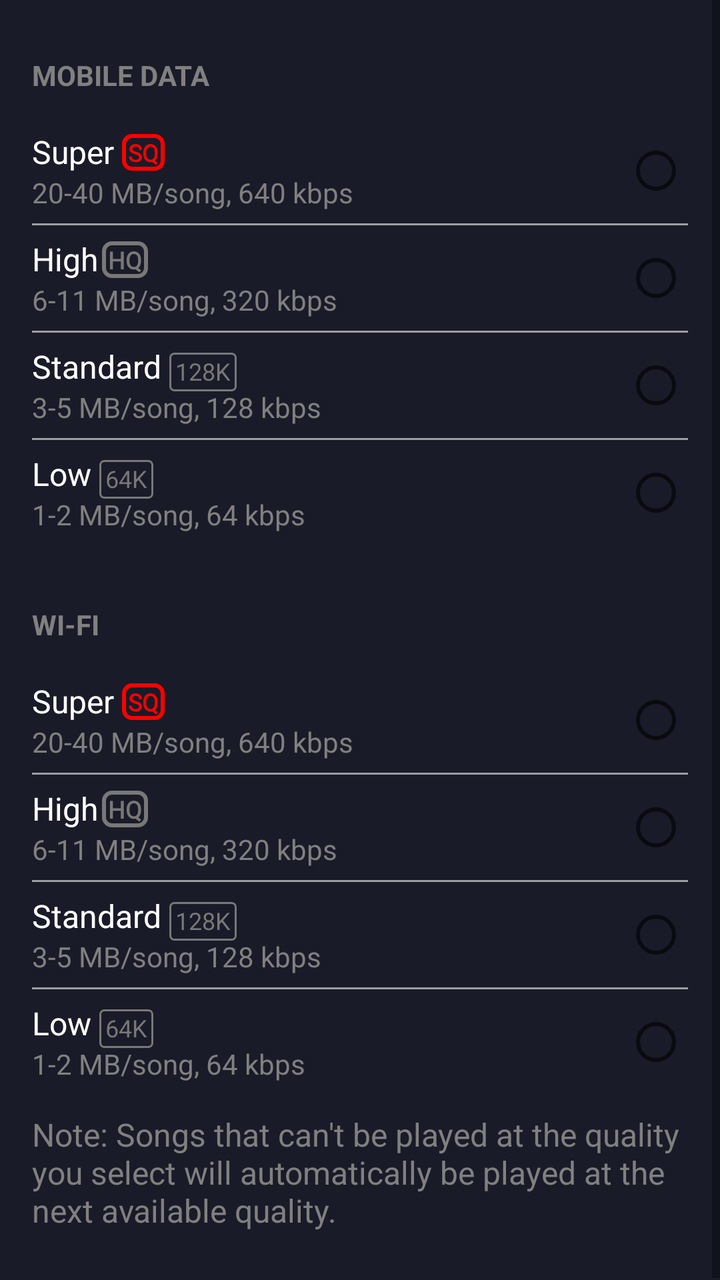
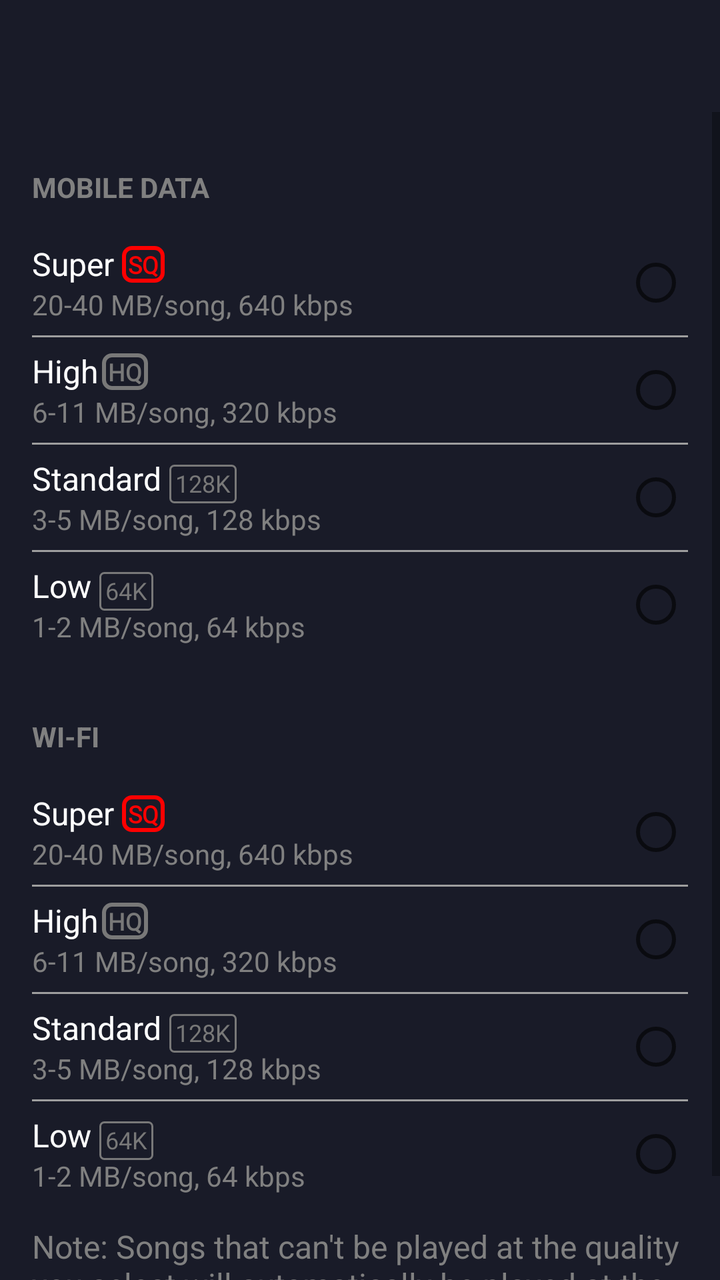

Two renders of the same Android screen: before a commit and after it. Below are the layout's source before the change and the commit's diff.
<!-- AndroidManifest.xml: application theme AppTheme -->
<!-- res/layout/onlineplaybackquality.xml -->
<?xml version="1.0" encoding="utf-8"?>
<ScrollView
	xmlns:android="http://schemas.android.com/apk/res/android"
	android:layout_width="match_parent"
	android:layout_height="match_parent"
	android:background="@color/mainbg"
	android:fillViewport="true">

	<LinearLayout
		android:layout_width="match_parent"
		android:layout_height="wrap_content"
		android:orientation="vertical"
		android:padding="16dp">

		<TextView
			android:layout_width="wrap_content"
			android:layout_height="wrap_content"
			android:layout_marginBottom="12dp"
			android:text="MOBILE DATA"
			android:textColor="#808080"
			android:textSize="14sp"
			android:textStyle="bold"
			android:layout_marginTop="12dp"/>

		<RadioGroup
			android:id="@+id/rg_mobile"
			android:layout_width="match_parent"
			android:layout_height="wrap_content">

			<RelativeLayout
				android:orientation="horizontal"
				android:layout_width="match_parent"
				android:layout_height="wrap_content"
				android:paddingTop="6dp"
				android:paddingBottom="6dp">

				<RadioButton
					android:id="@+id/rb_m_super"
					android:layout_width="wrap_content"
					android:layout_height="wrap_content"
					android:layout_alignParentRight="true"
					android:layout_centerVertical="true"/>

				<LinearLayout
					android:orientation="horizontal"
					android:layout_width="wrap_content"
					android:layout_height="wrap_content"
					android:id="@+id/radiobuttonlayoutLinearLayout1">

					<TextView
						android:id="@+id/tv_m_super"
						android:layout_width="wrap_content"
						android:layout_height="wrap_content"
						android:layout_alignParentLeft="true"
						android:layout_centerVertical="true"
						android:text="Super"
						android:textColor="#FFFFFF"
						android:textSize="16sp"/>

				</LinearLayout>

				<LinearLayout
					android:orientation="horizontal"
					android:layout_width="wrap_content"
					android:layout_height="wrap_content"
					android:layout_toRightOf="@id/radiobuttonlayoutLinearLayout1"
					android:layout_marginLeft="4dp"
					android:layout_marginRight="4dp"
					android:layout_marginBottom="4dp"
					android:layout_marginTop="2dp">

					<include
						layout="@layout/sound_sq"/>

				</LinearLayout>

				<LinearLayout
					android:orientation="horizontal"
					android:layout_width="wrap_content"
					android:layout_height="wrap_content"
					android:layout_below="@id/radiobuttonlayoutLinearLayout1">

					<TextView
						android:id="@+id/tv_m_supero"
						android:layout_width="wrap_content"
						android:layout_height="wrap_content"
						android:layout_alignParentLeft="true"
						android:layout_centerVertical="true"
						android:text="20-40 MB/song, 640 kbps"
						android:textColor="#808080"
						android:textSize="14sp"/>

				</LinearLayout>

			</RelativeLayout>

			<View
				android:layout_width="match_parent"
				android:layout_height="1dp"
				android:background="#FF9E9E9E"/>

			<RelativeLayout
				android:orientation="horizontal"
				android:layout_width="match_parent"
				android:layout_height="wrap_content"
				android:paddingTop="6dp"
				android:paddingBottom="6dp">

				<RadioButton
					android:id="@+id/rb_m_high"
					android:layout_width="wrap_content"
					android:layout_height="wrap_content"
					android:layout_alignParentRight="true"
					android:layout_centerVertical="true"/>

				<LinearLayout
					android:orientation="horizontal"
					android:layout_width="wrap_content"
					android:layout_height="wrap_content"
					android:id="@+id/radiobuttonlayoutLinearLayout2">

					<TextView
						android:id="@+id/tv_m_high"
						android:layout_width="wrap_content"
						android:layout_height="wrap_content"
						android:layout_alignParentLeft="true"
						android:layout_centerVertical="true"
						android:text="High"
						android:textColor="#FFFFFF"
						android:textSize="16sp"/>

				</LinearLayout>

				<LinearLayout
					android:orientation="horizontal"
					android:layout_width="wrap_content"
					android:layout_height="wrap_content"
					android:layout_toRightOf="@id/radiobuttonlayoutLinearLayout2"
					android:layout_marginLeft="4dp"
					android:layout_marginRight="4dp"
					android:layout_marginBottom="4dp"
					android:layout_margin="2dp">

					<include
						layout="@layout/sound_hq"/>

				</LinearLayout>

				<LinearLayout
					android:orientation="horizontal"
					android:layout_width="wrap_content"
					android:layout_height="wrap_content"
					android:layout_below="@id/radiobuttonlayoutLinearLayout2">

					<TextView
						android:id="@+id/tv_m_higho"
						android:layout_width="wrap_content"
						android:layout_height="wrap_content"
						android:layout_alignParentLeft="true"
						android:layout_centerVertical="true"
						android:text="6-11 MB/song, 320 kbps"
						android:textColor="#808080"
						android:textSize="14sp"/>

				</LinearLayout>

			</RelativeLayout>

			<View
				android:layout_width="match_parent"
				android:layout_height="1dp"
				android:background="#FF9E9E9E"/>

			<RelativeLayout
				android:orientation="horizontal"
				android:layout_width="match_parent"
				android:layout_height="wrap_content"
				android:paddingTop="6dp"
				android:paddingBottom="6dp">

				<RadioButton
					android:id="@+id/rb_m_std"
					android:layout_width="wrap_content"
					android:layout_height="wrap_content"
					android:layout_alignParentRight="true"
					android:layout_centerVertical="true"/>

				<LinearLayout
					android:orientation="horizontal"
					android:layout_width="wrap_content"
					android:layout_height="wrap_content"
					android:id="@+id/radiobuttonlayoutLinearLayout3">

					<TextView
						android:id="@+id/tv_m_std"
						android:layout_width="wrap_content"
						android:layout_height="wrap_content"
						android:layout_alignParentLeft="true"
						android:layout_centerVertical="true"
						android:text="Standard"
						android:textColor="#FFFFFF"
						android:textSize="16sp"/>

				</LinearLayout>

				<LinearLayout
					android:orientation="horizontal"
					android:layout_width="wrap_content"
					android:layout_height="wrap_content"
					android:layout_toRightOf="@id/radiobuttonlayoutLinearLayout3"
					android:layout_marginLeft="4dp"
					android:layout_marginRight="4dp"
					android:layout_marginBottom="4dp"
					android:layout_marginTop="4dp">

					<include
						layout="@layout/sound_std"/>

				</LinearLayout>

				<LinearLayout
					android:orientation="horizontal"
					android:layout_width="wrap_content"
					android:layout_height="wrap_content"
					android:layout_below="@id/radiobuttonlayoutLinearLayout3">

					<TextView
						android:id="@+id/tv_m_stdo"
						android:layout_width="wrap_content"
						android:layout_height="wrap_content"
						android:layout_alignParentLeft="true"
						android:layout_centerVertical="true"
						android:text="3-5 MB/song, 128 kbps"
						android:textColor="#808080"
						android:textSize="14sp"/>

				</LinearLayout>

			</RelativeLayout>

			<View
				android:layout_width="match_parent"
				android:layout_height="1dp"
				android:background="#FF9E9E9E"/>

			<RelativeLayout
				android:orientation="horizontal"
				android:layout_width="match_parent"
				android:layout_height="wrap_content"
				android:paddingTop="6dp"
				android:paddingBottom="6dp">

				<RadioButton
					android:id="@+id/rb_m_low"
					android:layout_width="wrap_content"
					android:layout_height="wrap_content"
					android:layout_alignParentRight="true"
					android:layout_centerVertical="true"/>

				<LinearLayout
					android:orientation="horizontal"
					android:layout_width="wrap_content"
					android:layout_height="wrap_content"
					android:id="@+id/radiobuttonlayoutLinearLayout4">

					<TextView
						android:id="@+id/tv_m_low"
						android:layout_width="wrap_content"
						android:layout_height="wrap_content"
						android:layout_alignParentLeft="true"
						android:layout_centerVertical="true"
						android:text="Low"
						android:textColor="#FFFFFF"
						android:textSize="16sp"/>

				</LinearLayout>

				<LinearLayout
					android:orientation="horizontal"
					android:layout_width="wrap_content"
					android:layout_height="wrap_content"
					android:layout_toRightOf="@id/radiobuttonlayoutLinearLayout4"
					android:layout_marginLeft="4dp"
					android:layout_marginRight="4dp"
					android:layout_marginBottom="4dp"
					android:layout_marginTop="4dp">

					<include
						layout="@layout/sound_low"/>

				</LinearLayout>

				<LinearLayout
					android:orientation="horizontal"
					android:layout_width="wrap_content"
					android:layout_height="wrap_content"
					android:layout_below="@id/radiobuttonlayoutLinearLayout4">

					<TextView
						android:id="@+id/tv_m_lowo"
						android:layout_width="wrap_content"
						android:layout_height="wrap_content"
						android:layout_alignParentLeft="true"
						android:layout_centerVertical="true"
						android:text="1-2 MB/song, 64 kbps"
						android:textColor="#808080"
						android:textSize="14sp"/>

				</LinearLayout>

			</RelativeLayout>

		</RadioGroup>

		<TextView
			android:layout_width="wrap_content"
			android:layout_height="wrap_content"
			android:layout_marginBottom="12dp"
			android:text="WI-FI"
			android:textColor="#808080"
			android:textSize="14sp"
			android:textStyle="bold"
			android:layout_marginTop="30dp"/>

		<RadioGroup
			android:id="@+id/rg_wifi"
			android:layout_width="match_parent"
			android:layout_height="wrap_content">

			<RelativeLayout
				android:orientation="horizontal"
				android:layout_width="match_parent"
				android:layout_height="wrap_content"
				android:paddingTop="6dp"
				android:paddingBottom="6dp">

				<RadioButton
					android:id="@+id/rb_w_super"
					android:layout_width="wrap_content"
					android:layout_height="wrap_content"
					android:layout_alignParentRight="true"
					android:layout_centerVertical="true"/>

				<LinearLayout
					android:orientation="horizontal"
					android:layout_width="wrap_content"
					android:layout_height="wrap_content"
					android:id="@+id/radiobuttonlayoutLinearLayout10">

					<TextView
						android:id="@+id/tv_w_super"
						android:layout_width="wrap_content"
						android:layout_height="wrap_content"
						android:layout_alignParentLeft="true"
						android:layout_centerVertical="true"
						android:text="Super"
						android:textColor="#FFFFFF"
						android:textSize="16sp"/>

				</LinearLayout>

				<LinearLayout
					android:orientation="horizontal"
					android:layout_width="wrap_content"
					android:layout_height="wrap_content"
					android:layout_toRightOf="@id/radiobuttonlayoutLinearLayout10"
					android:layout_marginLeft="4dp"
					android:layout_marginRight="4dp"
					android:layout_marginBottom="4dp"
					android:layout_marginTop="2dp">

					<include
						layout="@layout/sound_sq"/>

				</LinearLayout>

				<LinearLayout
					android:orientation="horizontal"
					android:layout_width="wrap_content"
					android:layout_height="wrap_content"
					android:layout_below="@id/radiobuttonlayoutLinearLayout10">

					<TextView
						android:id="@+id/tv_w_supero"
						android:layout_width="wrap_content"
						android:layout_height="wrap_content"
						android:layout_alignParentLeft="true"
						android:layout_centerVertical="true"
						android:text="20-40 MB/song, 640 kbps"
						android:textColor="#808080"
						android:textSize="14sp"/>

				</LinearLayout>

			</RelativeLayout>

			<View
				android:layout_width="match_parent"
				android:layout_height="1dp"
				android:background="#FF9E9E9E"/>

			<RelativeLayout
				android:orientation="horizontal"
				android:layout_width="match_parent"
				android:layout_height="wrap_content"
				android:paddingTop="6dp"
				android:paddingBottom="6dp">

				<RadioButton
					android:id="@+id/rb_w_high"
					android:layout_width="wrap_content"
					android:layout_height="wrap_content"
					android:layout_alignParentRight="true"
					android:layout_centerVertical="true"/>

				<LinearLayout
					android:orientation="horizontal"
					android:layout_width="wrap_content"
					android:layout_height="wrap_content"
					android:id="@+id/radiobuttonlayoutLinearLayout20">

					<TextView
						android:id="@+id/tv_w_high"
						android:layout_width="wrap_content"
						android:layout_height="wrap_content"
						android:layout_alignParentLeft="true"
						android:layout_centerVertical="true"
						android:text="High"
						android:textColor="#FFFFFF"
						android:textSize="16sp"/>

				</LinearLayout>

				<LinearLayout
					android:orientation="horizontal"
					android:layout_width="wrap_content"
					android:layout_height="wrap_content"
					android:layout_toRightOf="@id/radiobuttonlayoutLinearLayout20"
					android:layout_marginLeft="4dp"
					android:layout_marginRight="4dp"
					android:layout_marginBottom="4dp"
					android:layout_margin="2dp">

					<include
						layout="@layout/sound_hq"/>

				</LinearLayout>

				<LinearLayout
					android:orientation="horizontal"
					android:layout_width="wrap_content"
					android:layout_height="wrap_content"
					android:layout_below="@id/radiobuttonlayoutLinearLayout20">

					<TextView
						android:id="@+id/tv_w_higho"
						android:layout_width="wrap_content"
						android:layout_height="wrap_content"
						android:layout_alignParentLeft="true"
						android:layout_centerVertical="true"
						android:text="6-11 MB/song, 320 kbps"
						android:textColor="#808080"
						android:textSize="14sp"/>

				</LinearLayout>

			</RelativeLayout>

			<View
				android:layout_width="match_parent"
				android:layout_height="1dp"
				android:background="#FF9E9E9E"/>

			<RelativeLayout
				android:orientation="horizontal"
				android:layout_width="match_parent"
				android:layout_height="wrap_content"
				android:paddingTop="6dp"
				android:paddingBottom="6dp">

				<RadioButton
					android:id="@+id/rb_w_std"
					android:layout_width="wrap_content"
					android:layout_height="wrap_content"
					android:layout_alignParentRight="true"
					android:layout_centerVertical="true"/>

				<LinearLayout
					android:orientation="horizontal"
					android:layout_width="wrap_content"
					android:layout_height="wrap_content"
					android:id="@+id/radiobuttonlayoutLinearLayout30">

					<TextView
						android:id="@+id/tv_w_std"
						android:layout_width="wrap_content"
						android:layout_height="wrap_content"
						android:layout_alignParentLeft="true"
						android:layout_centerVertical="true"
						android:text="Standard"
						android:textColor="#FFFFFF"
						android:textSize="16sp"/>

				</LinearLayout>

				<LinearLayout
					android:orientation="horizontal"
					android:layout_width="wrap_content"
					android:layout_height="wrap_content"
					android:layout_toRightOf="@id/radiobuttonlayoutLinearLayout30"
					android:layout_marginLeft="4dp"
					android:layout_marginRight="4dp"
					android:layout_marginBottom="4dp"
					android:layout_marginTop="4dp">

					<include
						layout="@layout/sound_std"/>

				</LinearLayout>

				<LinearLayout
					android:orientation="horizontal"
					android:layout_width="wrap_content"
					android:layout_height="wrap_content"
					android:layout_below="@id/radiobuttonlayoutLinearLayout30">

					<TextView
						android:id="@+id/tv_w_stdo"
						android:layout_width="wrap_content"
						android:layout_height="wrap_content"
						android:layout_alignParentLeft="true"
						android:layout_centerVertical="true"
						android:text="3-5 MB/song, 128 kbps"
						android:textColor="#808080"
						android:textSize="14sp"/>

				</LinearLayout>

			</RelativeLayout>

			<View
				android:layout_width="match_parent"
				android:layout_height="1dp"
				android:background="#FF9E9E9E"/>

			<RelativeLayout
				android:orientation="horizontal"
				android:layout_width="match_parent"
				android:layout_height="wrap_content"
				android:paddingTop="6dp"
				android:paddingBottom="6dp">

				<RadioButton
					android:id="@+id/rb_w_low"
					android:layout_width="wrap_content"
					android:layout_height="wrap_content"
					android:layout_alignParentRight="true"
					android:layout_centerVertical="true"/>

				<LinearLayout
					android:orientation="horizontal"
					android:layout_width="wrap_content"
					android:layout_height="wrap_content"
					android:id="@+id/radiobuttonlayoutLinearLayout40">

					<TextView
						android:id="@+id/tv_w_low"
						android:layout_width="wrap_content"
						android:layout_height="wrap_content"
						android:layout_alignParentLeft="true"
						android:layout_centerVertical="true"
						android:text="Low"
						android:textColor="#FFFFFF"
						android:textSize="16sp"/>

				</LinearLayout>

				<LinearLayout
					android:orientation="horizontal"
					android:layout_width="wrap_content"
					android:layout_height="wrap_content"
					android:layout_toRightOf="@id/radiobuttonlayoutLinearLayout40"
					android:layout_marginLeft="4dp"
					android:layout_marginRight="4dp"
					android:layout_marginBottom="4dp"
					android:layout_marginTop="4dp">

					<include
						layout="@layout/sound_low"/>

				</LinearLayout>

				<LinearLayout
					android:orientation="horizontal"
					android:layout_width="wrap_content"
					android:layout_height="wrap_content"
					android:layout_below="@id/radiobuttonlayoutLinearLayout40">

					<TextView
						android:id="@+id/tv_w_lowo"
						android:layout_width="wrap_content"
						android:layout_height="wrap_content"
						android:layout_alignParentLeft="true"
						android:layout_centerVertical="true"
						android:text="1-2 MB/song, 64 kbps"
						android:textColor="#808080"
						android:textSize="14sp"/>

				</LinearLayout>

			</RelativeLayout>

		</RadioGroup>

		<RelativeLayout
			android:orientation="horizontal"
			android:layout_width="match_parent"
			android:layout_height="wrap_content"
			android:paddingTop="12dp"
			android:paddingBottom="6dp">

			<TextView
				android:id="@+id/bottominfo"
				android:layout_width="wrap_content"
				android:layout_height="wrap_content"
				android:layout_alignParentLeft="true"
				android:layout_centerVertical="true"
				android:text="@string/opQuality"
				android:textColor="#808080"
				android:textSize="16sp"/>

		</RelativeLayout>

	</LinearLayout>

</ScrollView>
<!-- res/layout/sound_sq.xml (included above) -->
<?xml version="1.0" encoding="utf-8"?>
<LinearLayout
	xmlns:android="http://schemas.android.com/apk/res/android"
	xmlns:app="http://schemas.android.com/apk/res-auto"
	android:orientation="horizontal"
	android:layout_width="wrap_content"
	android:layout_height="wrap_content">

	<TextView
		android:layout_width="wrap_content"
		android:layout_height="wrap_content"
		android:text="SQ"
		android:background="@drawable/red_rounded_corners"
		android:paddingLeft="3dp"
		android:paddingRight="3dp"
		android:paddingTop="1dp"
		android:paddingBottom="1dp"
		android:textSize="12sp"
		android:gravity="center"
		android:fontFamily="@font/roboto_regular"
		android:textStyle="bold"
		android:textColor="#FFFF0000"/>

</LinearLayout>
<!-- res/layout/sound_hq.xml (included above) -->
<?xml version="1.0" encoding="utf-8"?>
<LinearLayout
	xmlns:android="http://schemas.android.com/apk/res/android"
	xmlns:app="http://schemas.android.com/apk/res-auto"
	android:orientation="horizontal"
	android:layout_width="wrap_content"
	android:layout_height="wrap_content">

	<TextView
		android:layout_width="wrap_content"
		android:layout_height="wrap_content"
		android:text="HQ"
		android:background="@drawable/grey_rounded_corners"
		android:paddingLeft="3dp"
		android:paddingRight="3dp"
		android:paddingTop="1dp"
		android:paddingBottom="1dp"
		android:textSize="12sp"
		android:gravity="center"
		android:fontFamily="@font/roboto_regular"
		android:textStyle="bold"
		android:textColor="#FF787878"/>

</LinearLayout>
<!-- res/layout/sound_std.xml (included above) -->
<?xml version="1.0" encoding="utf-8"?>
<LinearLayout
	xmlns:android="http://schemas.android.com/apk/res/android"
	xmlns:app="http://schemas.android.com/apk/res-auto"
	android:orientation="horizontal"
	android:layout_width="wrap_content"
	android:layout_height="wrap_content">

	<TextView
		android:layout_width="wrap_content"
		android:layout_height="wrap_content"
		android:text="128K"
		android:background="@drawable/grey_rounded_corners_thin"
		android:paddingLeft="3dp"
		android:paddingRight="3dp"
		android:paddingTop="1dp"
		android:paddingBottom="2dp"
		android:textSize="12sp"
		android:gravity="center"
		android:fontFamily="@font/upheavalpro"
		android:textColor="#FF787878"/>

</LinearLayout>
<!-- res/layout/sound_low.xml (included above) -->
<?xml version="1.0" encoding="utf-8"?>
<LinearLayout
    xmlns:android="http://schemas.android.com/apk/res/android"
    xmlns:app="http://schemas.android.com/apk/res-auto"
    android:orientation="horizontal"
    android:layout_width="wrap_content"
    android:layout_height="wrap_content">

    <TextView
        android:layout_width="wrap_content"
        android:layout_height="wrap_content"
        android:text="64K"
        android:background="@drawable/grey_rounded_corners_thin"
        android:paddingLeft="3dp"
        android:paddingRight="3dp"
        android:paddingTop="1dp"
        android:paddingBottom="2dp"
        android:textSize="12sp"
        android:gravity="center"
        android:fontFamily="@font/upheavalpro"
        android:textColor="#FF787878"/>

</LinearLayout>
<!-- resources referenced by this layout -->
<resources>
  <color name="mainbg">#191b28</color>
  <!-- drawable grey_rounded_corners (drawable) -->
  <?xml version="1.0" encoding="utf-8"?>
  <shape xmlns:android="http://schemas.android.com/apk/res/android"
      android:shape="rectangle">
      
  
  
      
      <corners android:radius="4dp" />
  
      
      <stroke 
          android:width="2dp" 
          android:color="#FF787878" />
  </shape>
  <!-- drawable grey_rounded_corners_thin (drawable) -->
  <?xml version="1.0" encoding="utf-8"?>
  <shape xmlns:android="http://schemas.android.com/apk/res/android"
      android:shape="rectangle">
      
  
  
      
      <corners android:radius="2dp" />
  
      
      <stroke 
          android:width="1dp" 
          android:color="#FF787878" />
  </shape>
  <!-- drawable red_rounded_corners (drawable) -->
  <?xml version="1.0" encoding="utf-8"?>
  <shape xmlns:android="http://schemas.android.com/apk/res/android"
      android:shape="rectangle">
      
      
  
      
      <corners android:radius="4dp" />
  
      
      <stroke 
          android:width="2dp" 
          android:color="#FF0000" />
  </shape>
  <string name="opQuality">"Note: Songs that can't be played at the quality you select will automatically be played at the next available quality."</string>
  <style name="AppTheme" parent="Theme.AppCompat.Light.DarkActionBar">
          
          <item name="colorPrimary">@color/colorPrimary</item>
          <item name="colorPrimaryDark">@color/colorPrimaryDark</item>
          <item name="colorAccent">@color/colorAccent</item>
      </style>
  <color name="colorPrimary">#3F51B5</color>
  <color name="colorPrimaryDark">#303F9F</color>
  <color name="colorAccent">#FF4081</color>
</resources>

<!-- the commit's change to res/layout/onlineplaybackquality.xml (unified diff, before → after) -->
@@ -1,6 +1,22 @@
 <?xml version="1.0" encoding="utf-8"?>
+    <LinearLayout
+        xmlns:android="http://schemas.android.com/apk/res/android"
+        xmlns:app="http://schemas.android.com/apk/res-auto"
+        xmlns:tools="http://schemas.android.com/tools"
+        android:background="@color/mainbg"
+        android:layout_width="match_parent"
+        android:layout_height="match_parent"
+        android:orientation="vertical">
+    
+<android.support.v7.widget.Toolbar
+    android:id="@+id/toolbarquality"
+    android:layout_width="match_parent"
+    android:layout_height="?attr/actionBarSize"
+    android:background="@android:color/transparent"
+    app:elevation="0dp"
+    app:theme="@style/ThemeOverlay.AppCompat.Dark.ActionBar"/>
+
 <ScrollView
-	xmlns:android="http://schemas.android.com/apk/res/android"
 	android:layout_width="match_parent"
 	android:layout_height="match_parent"
 	android:background="@color/mainbg"
@@ -634,6 +650,8 @@
 	</LinearLayout>
 
 </ScrollView>
+
+    </LinearLayout>
 <!-- res/layout/sound_sq.xml (included above) -->
 <?xml version="1.0" encoding="utf-8"?>
 <LinearLayout
